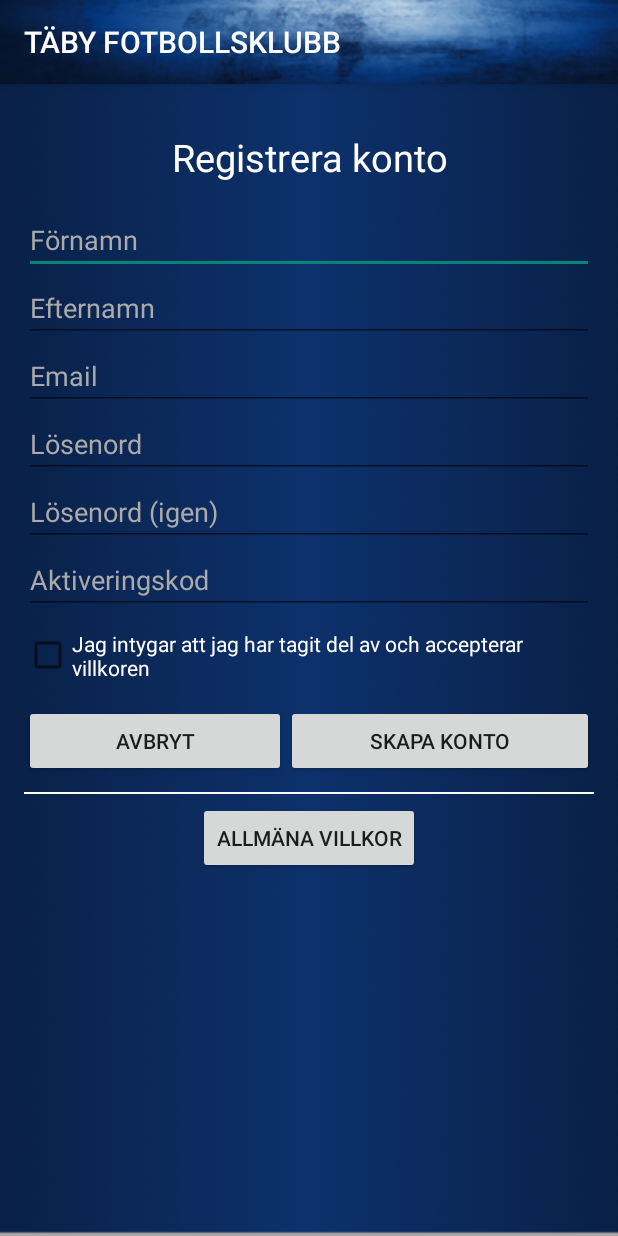
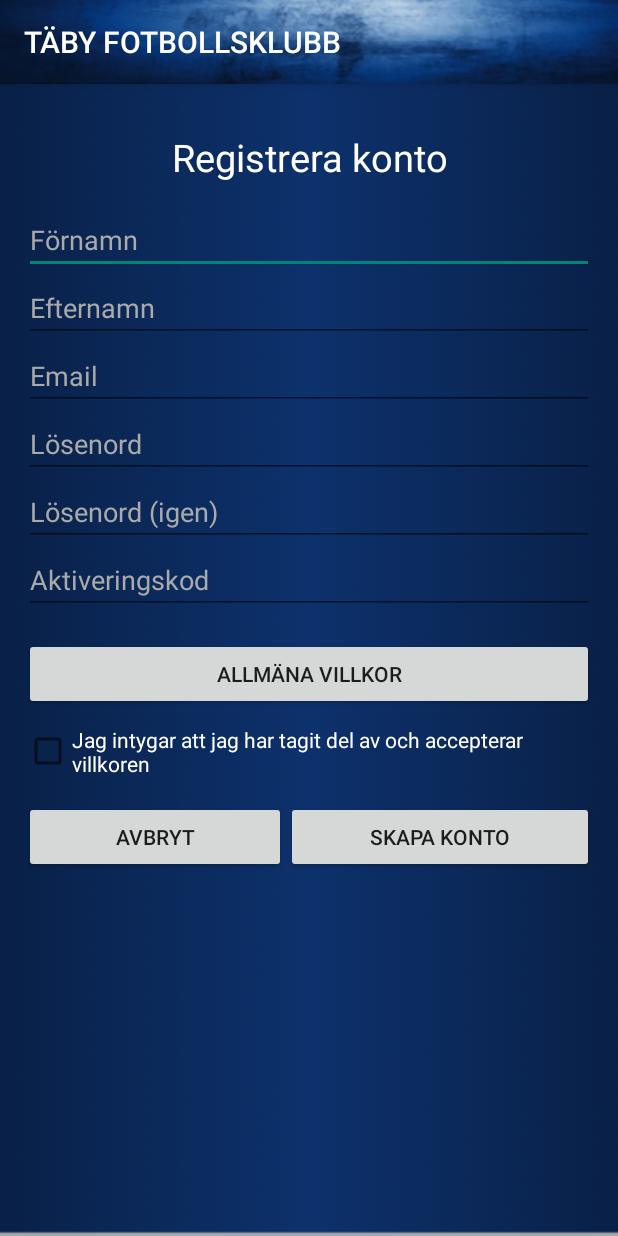
Before and after one commit to victordahlin/TabyFK, an Android app: the CreateAccountActivity screen opened directly, with no data from a screen before it, on a phone screen of 412 x 824 dp. Run offline under Robolectric (Android 15) with nearby library versions, the phone set to English and light mode, and no system bars.

Commit message:
scrollview create account

```diff
--- a/app/build.gradle
+++ b/app/build.gradle
@@ -8,8 +8,8 @@ android {
         applicationId "se.tabyfkappen.tabyfk"
         minSdkVersion 15
         targetSdkVersion 23
-        versionCode 4
-        versionName "1.4"
+        versionCode 5
+        versionName "1.5"
     }
     buildTypes {
         release {
--- a/app/src/main/res/layout/content_create_account.xml
+++ b/app/src/main/res/layout/content_create_account.xml
@@ -3,14 +3,15 @@
     android:layout_width="match_parent"
     android:layout_height="match_parent"
     android:layout_marginTop="?attr/actionBarSize"
+    android:background="@drawable/back_ground_gradient"
     android:gravity="center_horizontal"
     android:orientation="vertical"
-    android:paddingBottom="@dimen/activity_vertical_margin"
-    android:paddingLeft="@dimen/activity_horizontal_margin"
-    android:paddingRight="@dimen/activity_horizontal_margin"
-    android:paddingTop="@dimen/activity_vertical_margin"
-    android:background="@drawable/back_ground_gradient"
+    android:padding="@dimen/activity_vertical_margin"
     tools:context=".activities.LoginActivity">
+
+    <ScrollView
+        android:layout_width="match_parent"
+        android:layout_height="match_parent">
 
         <LinearLayout
             android:id="@+id/llCreateAccount"
@@ -22,9 +23,9 @@
                 android:layout_width="match_parent"
                 android:layout_height="wrap_content"
                 android:layout_gravity="center"
+                android:gravity="center"
                 android:padding="15dp"
                 android:text="@string/title_create_account"
-            android:gravity="center"
                 android:textColor="@android:color/white"
                 android:textSize="25sp" />
 
@@ -33,6 +34,7 @@
                 android:layout_width="match_parent"
                 android:layout_height="wrap_content"
                 android:hint="@string/button_first_name"
+                android:inputType="text"
                 android:singleLine="true"
                 android:textColor="@android:color/white"
                 android:textColorHint="@android:color/darker_gray" />
@@ -42,6 +44,7 @@
                 android:layout_width="match_parent"
                 android:layout_height="wrap_content"
                 android:hint="@string/button_last_name"
+                android:inputType="text"
                 android:singleLine="true"
                 android:textColor="@android:color/white"
                 android:textColorHint="@android:color/darker_gray" />
@@ -51,6 +54,7 @@
                 android:layout_width="match_parent"
                 android:layout_height="wrap_content"
                 android:hint="@string/button_email"
+                android:inputType="textEmailAddress"
                 android:singleLine="true"
                 android:textColor="@android:color/white"
                 android:textColorHint="@android:color/darker_gray" />
@@ -60,6 +64,7 @@
                 android:layout_width="match_parent"
                 android:layout_height="wrap_content"
                 android:hint="@string/button_password"
+                android:inputType="textPassword"
                 android:singleLine="true"
                 android:textColor="@android:color/white"
                 android:textColorHint="@android:color/darker_gray" />
@@ -69,6 +74,7 @@
                 android:layout_width="match_parent"
                 android:layout_height="wrap_content"
                 android:hint="@string/button_password_verify"
+                android:inputType="textPassword"
                 android:singleLine="true"
                 android:textColor="@android:color/white"
                 android:textColorHint="@android:color/darker_gray" />
@@ -78,16 +84,26 @@
                 android:layout_width="match_parent"
                 android:layout_height="wrap_content"
                 android:hint="@string/button_activation_code"
+                android:inputType="number"
                 android:singleLine="true"
                 android:textColor="@android:color/white"
                 android:textColorHint="@android:color/darker_gray" />
+
+            <Button
+                android:id="@+id/bTermsCondition"
+                android:layout_width="match_parent"
+                android:layout_height="wrap_content"
+                android:layout_gravity="center_horizontal"
+                android:layout_marginTop="@dimen/activity_horizontal_margin"
+                android:text="@string/button_read_terms_and_conditions"
+                android:textAlignment="center" />
 
             <CheckBox
                 android:id="@+id/cbTermsCondition"
                 android:layout_width="match_parent"
                 android:layout_height="wrap_content"
+                android:layout_gravity="center_horizontal"
                 android:layout_marginTop="10dp"
-            android:layout_gravity="center_horizontal"
                 android:text="@string/text_accept_terms_and_conditions"
                 android:textColor="@android:color/white" />
 
@@ -111,31 +127,9 @@
                     android:layout_height="match_parent"
                     android:layout_weight="1"
                     android:text="@string/button_create" />
-
-        </LinearLayout>
-
-        <View
-            android:layout_width="fill_parent"
-            android:layout_height="1dip"
-            android:background="#FFFFFF"
-            android:clickable="true"
-            android:onClick="onClick" />
-
-        <LinearLayout
-            android:layout_width="match_parent"
-            android:layout_height="wrap_content"
-            android:layout_marginTop="5dp"
-            android:orientation="vertical">
-
-            <Button
-                android:id="@+id/bTermsCondition"
-                android:layout_width="wrap_content"
-                android:layout_height="wrap_content"
-                android:layout_gravity="center_horizontal"
-                android:text="@string/button_read_terms_and_conditions"
-                android:textAlignment="center" />
             </LinearLayout>
 
         </LinearLayout>
+    </ScrollView>
 
 </LinearLayout>
```
Also changed, not shown: app/src/main/res/layout/content_login.xml (+13 -15 lines). Lines whose indentation alone changed are shown as unchanged.
